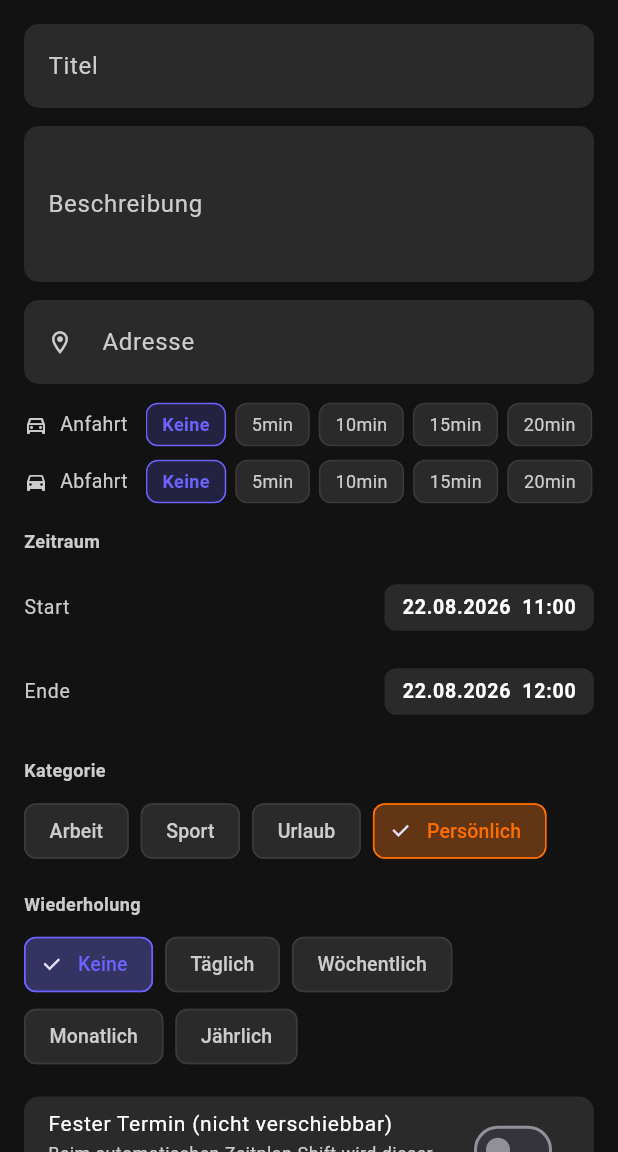
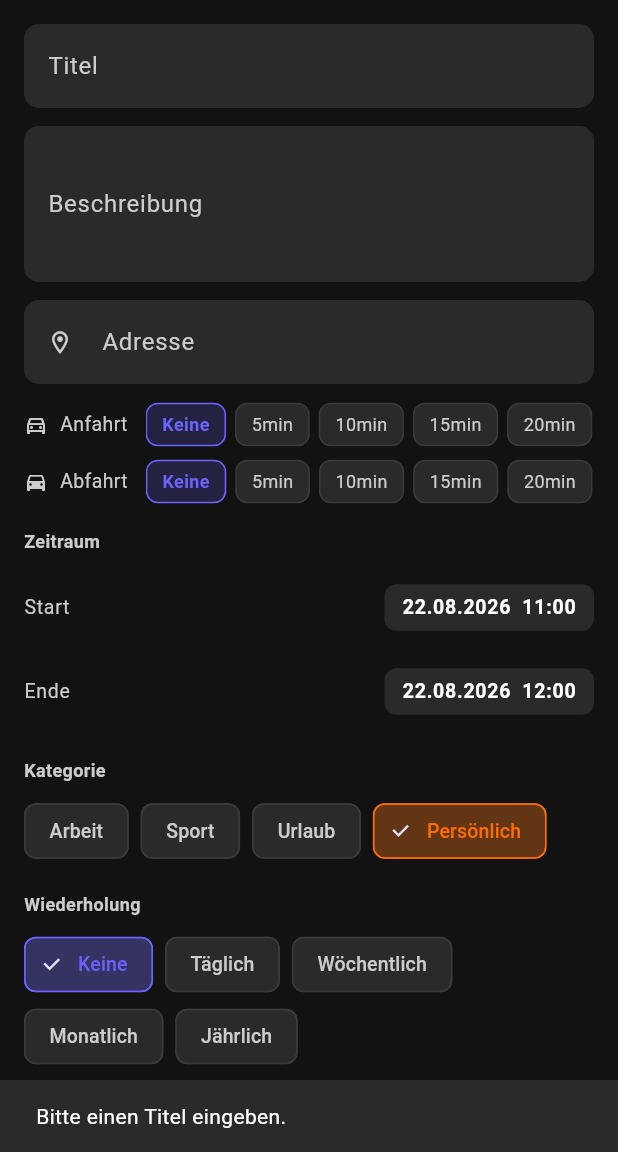
Before and after one commit to Flai331/Kalender, a Flutter app: the EventEditScreen screen opened directly, after a tap on "Speichern", on a phone screen of 412 x 824 dp, the part 84-1236 px from its top. Run offline on Flutter 3.47's test engine with Material 3 defaults, Android fonts, the phone set to English and light mode, and no system bars; our stand-ins replace connectivity_plus, drift, file_picker, flutter_local_notifications, flutter_secure_storage, geolocator and 4 more; missing offline and left inert: flutter_email_sender, home_widget; accounts and stored records are empty; generated files the repository leaves out were written again; network calls fail.

```diff
--- a/lib/services/sync_service.dart
+++ b/lib/services/sync_service.dart
@@ -52,6 +52,10 @@ class SyncService {
     final dynamic decoded = jsonDecode(entry.payload);
     if (decoded is! Map<String, dynamic>) return;
     final payload = decoded;
+
+    // Unbekannte Tabellen NICHT als Todo behandeln — ein falsch geroutetes
+    // delete/upsert würde sonst fremde Datensätze überschreiben oder löschen.
+    if (table != 'calendar_events' && table != 'todos') return;
 
     if (op == 'delete') {
       if (table == 'calendar_events') {
--- a/lib/week/event_edit_screen.dart
+++ b/lib/week/event_edit_screen.dart
@@ -2,8 +2,9 @@ import 'package:flutter/material.dart';
 import 'package:uuid/uuid.dart';
 import '../app_colors.dart';
 import '../models/calendar_event.dart';
-import '../services/supabase_service.dart';
+import '../services/local_service.dart';
 import '../widgets/feedback_button.dart';
+import '../widgets/save_feedback.dart';
 
 const _uuid = Uuid();
 
@@ -87,8 +88,12 @@ class _EventEditScreenState extends State<EventEditScreen> {
   }
 
   Future<void> _save() async {
-    if (_titleCtrl.text.trim().isEmpty || _saving) return;
-    _saving = true;
+    if (_saving) return;
+    if (_titleCtrl.text.trim().isEmpty) {
+      showInfoSnack(context, 'Bitte einen Titel eingeben.');
+      return;
+    }
+    setState(() => _saving = true);
     final address = _addressCtrl.text.trim().isEmpty ? null : _addressCtrl.text.trim();
     final base = widget.event;
     final CalendarEvent event;
@@ -122,8 +127,19 @@ class _EventEditScreenState extends State<EventEditScreen> {
         travelMinutesAfter: _travelAfter,
       );
     }
-    await SupabaseService.saveEvent(event);
-    if (mounted) Navigator.pop(context);
+    // Lokal speichern + Sync-Queue (wie week_screen.dart) — funktioniert
+    // auch offline, statt direkt gegen Supabase zu schreiben.
+    bool ok = false;
+    try {
+      ok = await guardedAction(
+        context,
+        () => LocalService.saveEvent(event),
+        errorPrefix: 'Termin speichern fehlgeschlagen',
+      );
+    } finally {
+      if (mounted) setState(() => _saving = false);
+    }
+    if (ok && mounted) Navigator.pop(context);
   }
 
   @override
@@ -140,6 +156,17 @@ class _EventEditScreenState extends State<EventEditScreen> {
         ),
         actions: [
           const FeedbackIconButton(),
+          if (_saving)
+            const Padding(
+              padding: EdgeInsets.symmetric(horizontal: 20, vertical: 18),
+              child: SizedBox(
+                width: 20,
+                height: 20,
+                child: CircularProgressIndicator(
+                    strokeWidth: 2, color: AppColors.primary),
+              ),
+            )
+          else
             TextButton(
               onPressed: _save,
               child: const Text('Speichern',
--- /dev/null
+++ b/lib/widgets/save_feedback.dart
@@ -0,0 +1,58 @@
+import 'package:flutter/material.dart';
+import '../app_colors.dart';
+import '../services/feedback_service.dart';
+import '../services/offline_error.dart';
+
+export '../services/offline_error.dart' show isOfflineError;
+
+/// Zeigt eine Fehlermeldung als SnackBar.
+void showErrorSnack(BuildContext context, String message) {
+  ScaffoldMessenger.of(context)
+    ..hideCurrentSnackBar()
+    ..showSnackBar(SnackBar(
+      content: Text(message, style: const TextStyle(color: Colors.white)),
+      backgroundColor: AppColors.fixedTag,
+      duration: const Duration(seconds: 5),
+    ));
+}
+
+/// Zeigt einen Hinweis (z.B. fehlende Pflichtangabe) als SnackBar.
+void showInfoSnack(BuildContext context, String message) {
+  ScaffoldMessenger.of(context)
+    ..hideCurrentSnackBar()
+    ..showSnackBar(SnackBar(
+      content: Text(message, style: const TextStyle(color: Colors.white)),
+      backgroundColor: AppColors.card,
+      duration: const Duration(seconds: 3),
+    ));
+}
+
+/// Führt [action] aus und macht Fehler für den Nutzer sichtbar.
+///
+/// Ohne diesen Guard bleibt eine geworfene Exception unsichtbar: der Screen
+/// bleibt offen, es erscheint keine Meldung, und ein vor dem `await` gesetztes
+/// `_saving`-Flag wird nie zurückgesetzt — der Speichern-Knopf reagiert danach
+/// gar nicht mehr.
+///
+/// Gibt `true` zurück, wenn [action] ohne Fehler durchgelaufen ist.
+Future<bool> guardedAction(
+  BuildContext context,
+  Future<void> Function() action, {
+  String offlineMessage = 'Kein Internet – konnte nicht gespeichert werden. '
+      'Bitte später erneut versuchen.',
+  String errorPrefix = 'Speichern fehlgeschlagen',
+}) async {
+  try {
+    await action();
+    return true;
+  } catch (e) {
+    FeedbackService.log('$errorPrefix: $e');
+    if (context.mounted) {
+      showErrorSnack(
+        context,
+        isOfflineError(e) ? offlineMessage : '$errorPrefix: $e',
+      );
+    }
+    return false;
+  }
+}
```
Also changed, not shown: lib/reminders/reminder_edit_screen.dart (+59 -6 lines), lib/services/offline_error.dart (added, +14 -0 lines), lib/todos/todo_edit_screen.dart (+49 -9 lines), lib/yearly/annual_event_edit_screen.dart (+47 -9 lines), 2 other files. Lines whose indentation alone changed are shown as unchanged.
